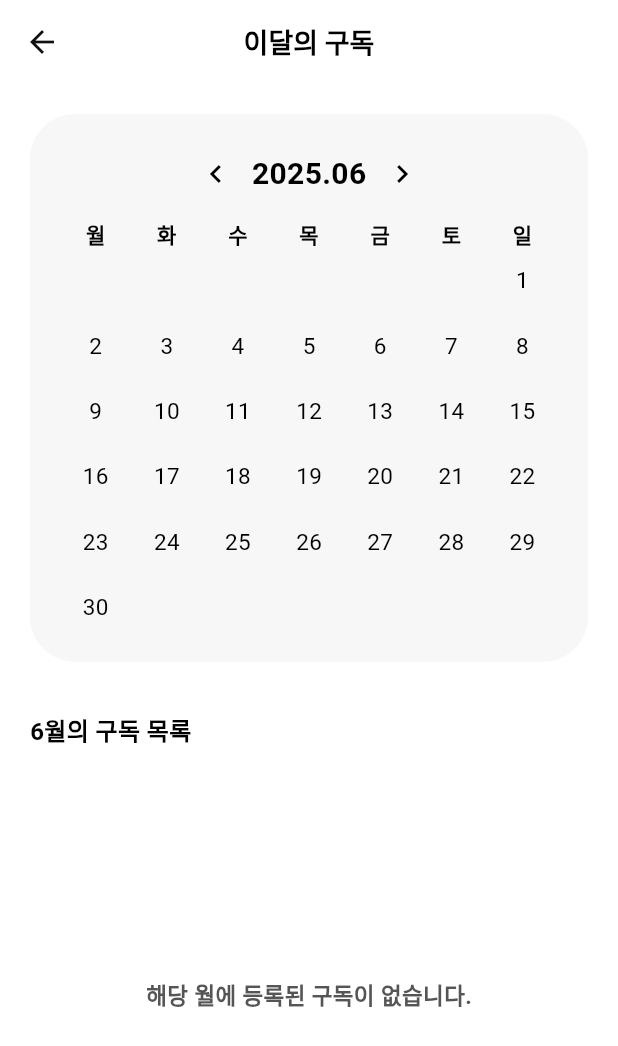
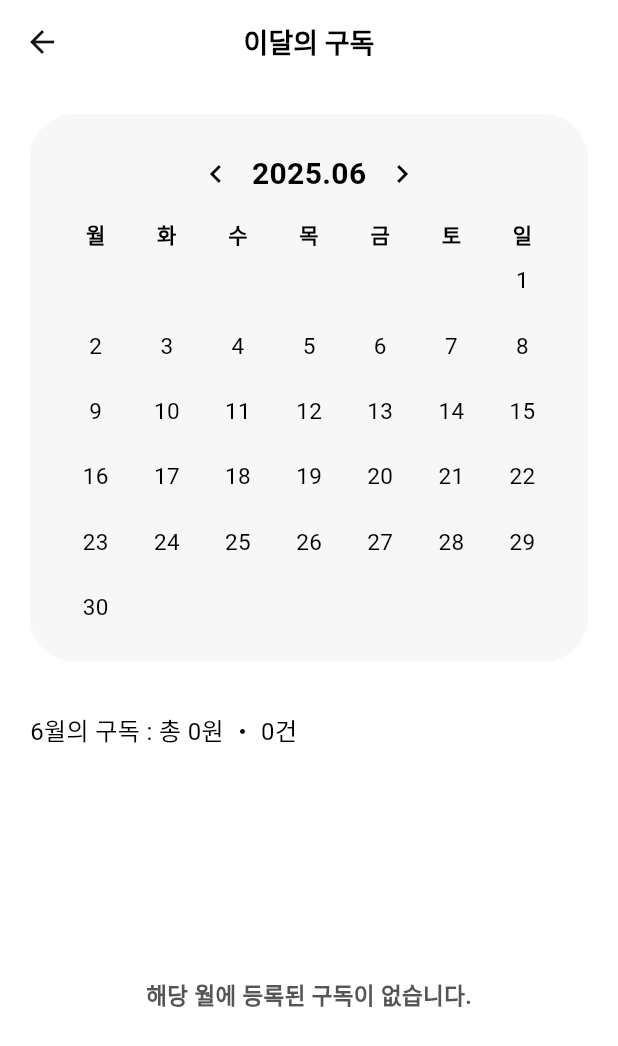
Before and after one commit to AtmosCat/sheepdog, a Flutter app: the MonthlySubscriptionDetailPage screen opened directly, on a phone screen of 412 x 824 dp. Shown: the top 1046 px of the screen. Run offline on Flutter 3.47's test engine with Material 3 defaults, Android fonts, the phone set to English and light mode, and no system bars; our stand-ins replace flutter_colorpicker, flutter_riverpod, fluttertoast, sqflite; missing offline and left inert: xml2json; accounts and stored records are empty.

Commit message:
MonthlySubscriptionDetailPage 수정

```diff
--- a/lib/ui/pages/monthly_subscription/monthly_subscription_detail_page.dart
+++ b/lib/ui/pages/monthly_subscription/monthly_subscription_detail_page.dart
@@ -120,6 +120,31 @@ class _MonthlySubscriptionDetailPageState
       1,
     ).weekday;
     final weekDays = ['월', '화', '수', '목', '금', '토', '일'];
+
+    final currencyFormat = NumberFormat('#,###원', 'ko_KR');
+    int totalAmount;
+    int totalCount;
+    String displayText;
+
+    if (_selectedDate == null) {
+      // 월 전체
+      totalAmount = _filteredSubscriptions.fold(
+        0,
+        (sum, s) => sum + (s.paymentAmount ?? 0),
+      );
+      totalCount = _filteredSubscriptions.length;
+      displayText =
+          '${_focusedMonth.month}월의 구독 : 총 ${currencyFormat.format(totalAmount)} ・ $totalCount건';
+    } else {
+      // 특정 날짜
+      totalAmount = _filteredSubscriptions.fold(
+        0,
+        (sum, s) => sum + (s.paymentAmount ?? 0),
+      );
+      totalCount = _filteredSubscriptions.length;
+      displayText =
+          '${_selectedDate!.month}월 ${_selectedDate!.day}일의 구독 : 총 ${currencyFormat.format(totalAmount)} ・ $totalCount건';
+    }
 
     return Scaffold(
       appBar: AppBar(
@@ -279,15 +304,16 @@ class _MonthlySubscriptionDetailPageState
             child: Align(
               alignment: Alignment.centerLeft,
               child: Text(
-                '${_focusedMonth.month}월의 구독 목록',
+                displayText,
                 style: const TextStyle(
-                  fontWeight: FontWeight.bold,
+                  fontWeight: FontWeight.normal,
                   fontSize: 16,
                   color: Colors.black,
                 ),
               ),
             ),
           ),
+
           Expanded(
             child: _filteredSubscriptions.isEmpty
                 ? Center(
--- a/lib/ui/pages/subscription_management/subscription_management_page.dart
+++ b/lib/ui/pages/subscription_management/subscription_management_page.dart
@@ -339,7 +339,7 @@ class _SubscriptionManagementPageState
                                                         0xFFF5F5F5,
                                                   ),
                                                   borderRadius:
-                                                      BorderRadius.circular(7),
+                                                      BorderRadius.circular(4),
                                                 ),
                                                 child: Text(
                                                   cat?.name ?? '',
```
